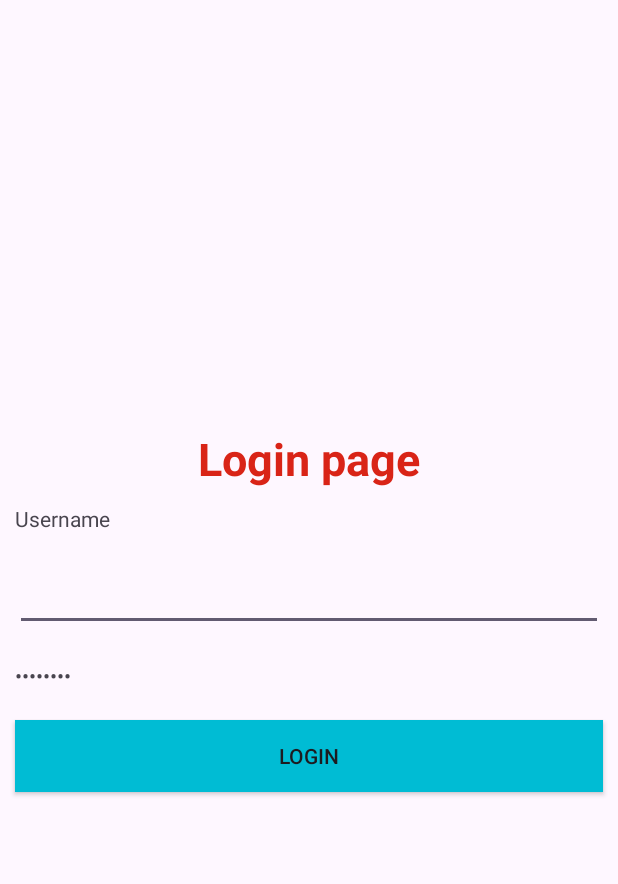
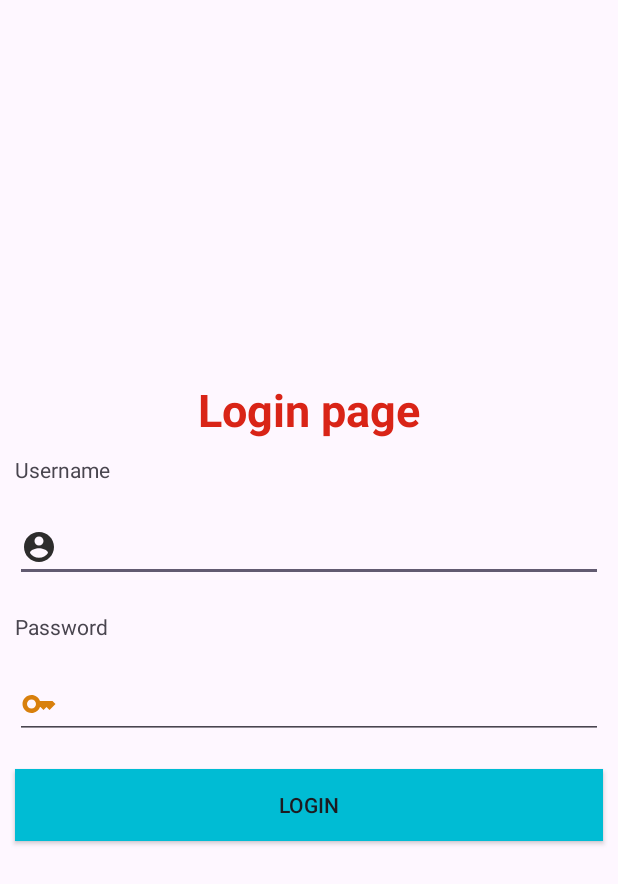
Before and after one commit to Gopika-Ajeesh/Movie-login, an Android app: the screen it shows after launch (MainActivity), on a phone screen of 412 x 824 dp. Shown: the top 884 px of the screen. Run offline under Robolectric (Android 15) with nearby library versions, the phone set to English and light mode, and no system bars.

Commit message:
xmls are added

```diff
--- a/app/src/main/java/com/example/movieapp/MainActivity.java
+++ b/app/src/main/java/com/example/movieapp/MainActivity.java
@@ -1,6 +1,8 @@
 package com.example.movieapp;
 
 import android.os.Bundle;
+import android.widget.Button;
+import android.widget.EditText;
 
 import androidx.activity.EdgeToEdge;
 import androidx.appcompat.app.AppCompatActivity;
@@ -9,12 +11,15 @@ import androidx.core.view.ViewCompat;
 import androidx.core.view.WindowInsetsCompat;
 
 public class MainActivity extends AppCompatActivity {
-
+    Button b1;
+    EditText e1,e2;
     @Override
     protected void onCreate(Bundle savedInstanceState) {
         super.onCreate(savedInstanceState);
         EdgeToEdge.enable(this);
         setContentView(R.layout.activity_main);
-
+        b1=(Button) findViewById(R.id.login);
+        e1=(EditText) findViewById(R.id.usename);
+        e2=(EditText) findViewById(R.id.passs);
     }
 }
--- /dev/null
+++ b/app/src/main/res/drawable/baseline_account_circle_24.xml
@@ -0,0 +1,5 @@
+<vector xmlns:android="http://schemas.android.com/apk/res/android" android:height="24dp" android:tint="#2D2C2C" android:viewportHeight="24" android:viewportWidth="24" android:width="24dp">
+
+    <path android:fillColor="@android:color/white" android:pathData="M12,2C6.48,2 2,6.48 2,12s4.48,10 10,10 10,-4.48 10,-10S17.52,2 12,2zM12,5c1.66,0 3,1.34 3,3s-1.34,3 -3,3 -3,-1.34 -3,-3 1.34,-3 3,-3zM12,19.2c-2.5,0 -4.71,-1.28 -6,-3.22 0.03,-1.99 4,-3.08 6,-3.08 1.99,0 5.97,1.09 6,3.08 -1.29,1.94 -3.5,3.22 -6,3.22z"/>
+
+</vector>
--- /dev/null
+++ b/app/src/main/res/drawable/baseline_key_24.xml
@@ -0,0 +1,5 @@
+<vector xmlns:android="http://schemas.android.com/apk/res/android" android:height="24dp" android:tint="#D8800D" android:viewportHeight="24" android:viewportWidth="24" android:width="24dp">
+
+    <path android:fillColor="@android:color/white" android:pathData="M21,10h-8.35C11.83,7.67 9.61,6 7,6c-3.31,0 -6,2.69 -6,6s2.69,6 6,6c2.61,0 4.83,-1.67 5.65,-4H13l2,2l2,-2l2,2l4,-4.04L21,10zM7,15c-1.65,0 -3,-1.35 -3,-3c0,-1.65 1.35,-3 3,-3s3,1.35 3,3C10,13.65 8.65,15 7,15z"/>
+
+</vector>
--- a/app/src/main/res/layout/activity_main.xml
+++ b/app/src/main/res/layout/activity_main.xml
@@ -13,6 +13,8 @@
         android:layout_height="wrap_content"
         android:text="Username"/>
     <EditText
+        android:drawableLeft="@drawable/baseline_account_circle_24"
+        android:id="@+id/usename"
         android:layout_width="match_parent"
         android:layout_height="wrap_content"
         android:layout_margin="10dp"/>
@@ -20,9 +22,16 @@
         android:layout_margin="10dp"
     android:layout_width="match_parent"
         android:layout_height="wrap_content"
-        android:text="Password"
+        android:text="Password"/>
+    <EditText
+        android:drawableLeft="@drawable/baseline_key_24"
+        android:id="@+id/passs"
+        android:layout_margin="10dp"
+        android:layout_height="wrap_content"
+        android:layout_width="match_parent"
         android:inputType="numberPassword"/>
     <androidx.appcompat.widget.AppCompatButton
+        android:id="@+id/login"
         android:layout_width="match_parent"
         android:layout_height="wrap_content"
         android:text="Login"
```
